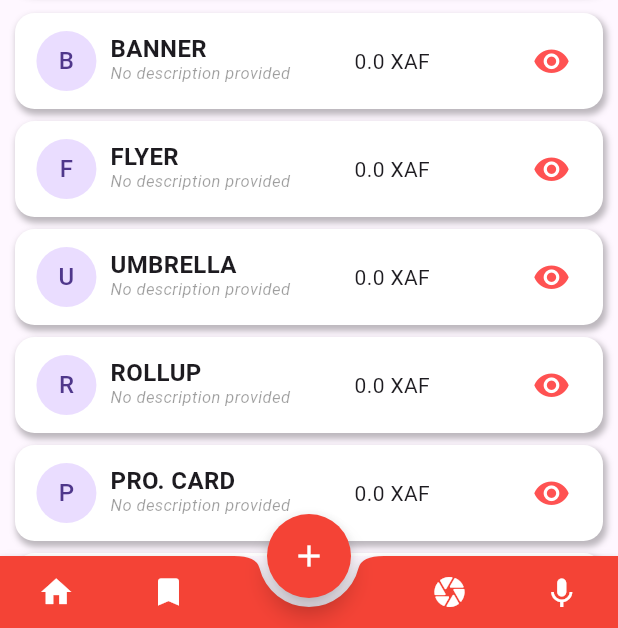
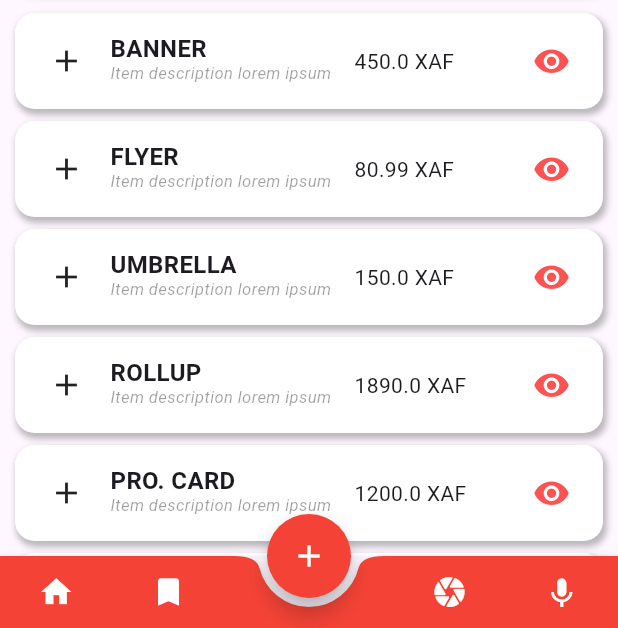
Before and after one commit to chacenb/flutter_learning, a Flutter app: the screen it shows after launch, on a phone screen of 412 x 824 dp, the part 608-1236 px from its top. Run offline on Flutter 3.47's test engine with Material 3 defaults, Android fonts, the phone set to English and light mode, and no system bars; our stand-ins replace font_awesome_flutter; missing offline and left inert: flutter_libserialport, libserialport, serial_port_win32.

Commit message:
... | Stack + Positioned Widget ... | Passing values to custom reusable Widget ...

```diff
--- a/lib/components/chacecomItemLayout.dart
+++ b/lib/components/chacecomItemLayout.dart
@@ -2,12 +2,13 @@ import 'package:flutter/material.dart';
 
 import '../types/types.dart';
 
-class ChaceComItemLayout extends StatelessWidget {
+class ChaceComItemW extends StatelessWidget {
   String label;
   String description;
   double? price;
+  Icon? icon;
 
-  ChaceComItemLayout({super.key, required this.label, this.description = "No description provided", this.price = 00.0});
+  ChaceComItemW({super.key, required this.label, this.description = "No description provided", this.price = 00.0, this.icon});
 
   @override
   Widget build(BuildContext context) {
@@ -21,9 +22,12 @@ class ChaceComItemLayout extends StatelessWidget {
       ),
       child: Row(
         children: [
-          Expanded(flex: 1, child: CircleAvatar(child: Text(label[0]))
-              // child: Image(image: AssetImage("images/chacecomlogo.png"), height: 50.0),
-              ),
+          Expanded(
+            flex: 1,
+            // child: CircleAvatar(child: Text(label[0])),
+            // child: Image(image: AssetImage("images/chacecomlogo.png"), height: 50.0),
+            child: Icon(Icons.add),
+          ),
           const Padding(padding: EdgeInsets.only(left: 3.0)),
           Expanded(
               flex: 3,
--- a/lib/components/chacecomitems.dart
+++ b/lib/components/chacecomitems.dart
@@ -4,44 +4,32 @@ import 'package:flutter_chace_test1/components/chacecomItemLayout.dart';
 import '../types/types.dart';
 
 class ChaceComItems extends StatefulWidget {
-  ChaceComItems({super.key});
+  List<ChaceComItem> chacecomItemsList;
+
+  ChaceComItems({super.key, required this.chacecomItemsList});
 
   @override
   State<ChaceComItems> createState() => _ChaceComItemsState();
 }
 
 class _ChaceComItemsState extends State<ChaceComItems> {
-  List<ChaceComItem> chacecomItemsList = [
-    ChaceComItem("Banner", "Item description lorem ipsum ", 450),
-    ChaceComItem("FLyer", "Item description lorem ipsum ", 80.99),
-    ChaceComItem("Umbrella", "Item description lorem ipsum ", 150.0),
-    ChaceComItem("Rollup", "Item description lorem ipsum ", 1890.0),
-    ChaceComItem("Pro. card", "Item description lorem ipsum ", 1200.0),
-    ChaceComItem("Banner", "Item description lorem ipsum ", 450),
-    ChaceComItem("FLyer", "Item description lorem ipsum ", 80.99),
-    ChaceComItem("FLyer", "Item description lorem ipsum ", 80.99),
-    ChaceComItem("Hat", "Item description lorem ipsum ", 890.0),
-    ChaceComItem("Umbrella", "Item description lorem ipsum ", 150.0),
-    ChaceComItem("Logo", "Item description lorem ipsum ", 80.0),
-    ChaceComItem("Badge", "Item description lorem ipsum ", 890.0),
-    ChaceComItem("Badge", "Item description lorem ipsum ", 890.0),
-    ChaceComItem("Rollup", "Item description lorem ipsum ", 1890.0),
-  ];
-
   @override
   Widget build(BuildContext context) {
     return ListView.builder(
         shrinkWrap: true,
         physics: ScrollPhysics(),
         padding: const EdgeInsets.fromLTRB(0, 0, 0, 30.0),
-        itemCount: chacecomItemsList.length,
+        itemCount: widget.chacecomItemsList.length,
         itemBuilder: (context, i) {
           /// we can return a ListTile ()
           // return chacecomListTileItem(i);
 
           /// Or return a Custom component ()
-          return ChaceComItemLayout(
-            label: chacecomItemsList[i].label,
+          return ChaceComItemW(
+            label: widget.chacecomItemsList[i].label,
+            description: widget.chacecomItemsList[i].description,
+            price: widget.chacecomItemsList[i].price,
+            // icon: widget.chacecomItemsList[i].itemIcon,
           );
         });
   }
@@ -55,9 +43,9 @@ class _ChaceComItemsState extends State<ChaceComItems> {
         boxShadow: const [BoxShadow(color: Colors.black12, offset: Offset(1.6, 2.8), blurRadius: 3.0, spreadRadius: 0.8, blurStyle: BlurStyle.normal)],
       ),
       child: ListTile(
-        leading: CircleAvatar(child: Text(chacecomItemsList[i].label[0])),
-        title: Text(chacecomItemsList[i].label, style: const TextStyle(fontWeight: FontWeight.w600, fontSize: 16.0, height: 0.8)),
-        subtitle: Text("Price : ${chacecomItemsList[i].price.toString()} XAF",
+        leading: CircleAvatar(child: Text(widget.chacecomItemsList[i].label[0])),
+        title: Text(widget.chacecomItemsList[i].label, style: const TextStyle(fontWeight: FontWeight.w600, fontSize: 16.0, height: 0.8)),
+        subtitle: Text("Price : ${widget.chacecomItemsList[i].price.toString()} XAF",
             style: const TextStyle(fontWeight: FontWeight.w400, fontStyle: FontStyle.italic, color: Colors.white54, fontSize: 12)),
         trailing: Icon(Icons.visibility, size: 25.0, color: Colors.black87),
         visualDensity: VisualDensity.compact,
@@ -72,44 +60,44 @@ class _ChaceComItemsState extends State<ChaceComItems> {
   }
 
   /// returns chace com items using Custom design
-  Container chacecomCustomItem(int i) {
-    return Container(
-      margin: EdgeInsets.fromLTRB(0, 8.0, 0, 0),
-      padding: EdgeInsets.symmetric(vertical: 8.0, horizontal: 8.0),
-      decoration: BoxDecoration(
-        color: Colors.white,
-        borderRadius: BorderRadius.circular(13.0),
-        boxShadow: const [BoxShadow(color: Colors.black26, offset: Offset(1.6, 2.8), blurRadius: 3.0, spreadRadius: 0.8, blurStyle: BlurStyle.normal)],
-      ),
-      child: Row(
-        children: [
-          Expanded(flex: 1, child: CircleAvatar(child: Text(chacecomItemsList[i].label[0]))
-              // child: Image(image: AssetImage("images/chacecomlogo.png"), height: 50.0),
-              ),
-          const Padding(padding: EdgeInsets.only(left: 3.0)),
-          Expanded(
-              flex: 3,
-              child: Column(
-                mainAxisAlignment: MainAxisAlignment.center,
-                crossAxisAlignment: CrossAxisAlignment.start,
-                children: [
-                  Text(chacecomItemsList[i].label.toUpperCase(), style: const TextStyle(fontWeight: FontWeight.w600, fontSize: 16.0, height: 1.0)),
-                  Text(chacecomItemsList[i].description, style: const TextStyle(fontWeight: FontWeight.w400, fontStyle: FontStyle.italic, color: Colors.black38, fontSize: 11))
-                ],
-              )),
-          const Padding(padding: EdgeInsets.only(left: 5.0)),
-          Expanded(flex: 2, child: Text("${chacecomItemsList[i].price.toString()} XAF")),
-          Expanded(
-              flex: 1,
-              child: IconButton(
-                icon: const Icon(Icons.visibility, size: 25.0),
-                style: const ButtonStyle(
-                  iconColor: MaterialStatePropertyAll(Colors.redAccent),
-                ),
-                onPressed: () => {},
-              ))
-        ],
-      ),
-    );
-  }
+// Container chacecomCustomItem(int i) {
+//   return Container(
+//     margin: EdgeInsets.fromLTRB(0, 8.0, 0, 0),
+//     padding: EdgeInsets.symmetric(vertical: 8.0, horizontal: 8.0),
+//     decoration: BoxDecoration(
+//       color: Colors.white,
+//       borderRadius: BorderRadius.circular(13.0),
+//       boxShadow: const [BoxShadow(color: Colors.black26, offset: Offset(1.6, 2.8), blurRadius: 3.0, spreadRadius: 0.8, blurStyle: BlurStyle.normal)],
+//     ),
+//     child: Row(
+//       children: [
+//         Expanded(flex: 1, child: CircleAvatar(child: Text(widget.chacecomItemsList[i].label[0]))
+//             // child: Image(image: AssetImage("images/chacecomlogo.png"), height: 50.0),
+//             ),
+//         const Padding(padding: EdgeInsets.only(left: 3.0)),
+//         Expanded(
+//             flex: 3,
+//             child: Column(
+//               mainAxisAlignment: MainAxisAlignment.center,
+//               crossAxisAlignment: CrossAxisAlignment.start,
+//               children: [
+//                 Text(widget.chacecomItemsList[i].label.toUpperCase(), style: const TextStyle(fontWeight: FontWeight.w600, fontSize: 16.0, height: 1.0)),
+//                 Text(widget.chacecomItemsList[i].description, style: const TextStyle(fontWeight: FontWeight.w400, fontStyle: FontStyle.italic, color: Colors.black38, fontSize: 11))
+//               ],
+//             )),
+//         const Padding(padding: EdgeInsets.only(left: 5.0)),
+//         Expanded(flex: 2, child: Text("${widget.chacecomItemsList[i].price.toString()} XAF")),
+//         Expanded(
+//             flex: 1,
+//             child: IconButton(
+//               icon: const Icon(Icons.visibility, size: 25.0),
+//               style: const ButtonStyle(
+//                 iconColor: MaterialStatePropertyAll(Colors.redAccent),
+//               ),
+//               onPressed: () => {},
+//             ))
+//       ],
+//     ),
+//   );
+// }
 }
--- a/lib/screens/home.dart
+++ b/lib/screens/home.dart
@@ -19,6 +19,22 @@ class _HomeState extends State<Home> {
   /* Members */
   int counter = 0;
   double GPSposition = 0.0;
+  List<ChaceComItem> chacecomItemsList = [
+    ChaceComItem("Banner", "Item description lorem ipsum ", 450),
+    ChaceComItem("FLyer", "Item description lorem ipsum ", 80.99),
+    ChaceComItem("Umbrella", "Item description lorem ipsum ", 150.0),
+    ChaceComItem("Rollup", "Item description lorem ipsum ", 1890.0),
+    ChaceComItem("Pro. card", "Item description lorem ipsum ", 1200.0),
+    ChaceComItem("Banner", "Item description lorem ipsum ", 450),
+    ChaceComItem("FLyer", "Item description lorem ipsum ", 80.99),
+    ChaceComItem("FLyer", "Item description lorem ipsum ", 80.99),
+    ChaceComItem("Hat", "Item description lorem ipsum ", 890.0),
+    ChaceComItem("Umbrella", "Item description lorem ipsum ", 150.0),
+    ChaceComItem("Logo", "Item description lorem ipsum ", 80.0),
+    ChaceComItem("Badge", "Item description lorem ipsum ", 890.0),
+    ChaceComItem("Badge", "Item description lorem ipsum ", 890.0),
+    ChaceComItem("Rollup", "Item description lorem ipsum ", 1890.0),
+  ];
 
   /* Methods */
   getGPSpositions() => Random().nextDouble();
@@ -835,7 +851,9 @@ class _HomeState extends State<Home> {
           /// Chacecom items list
           Container(
             margin: const EdgeInsets.only(top: 10.0),
-            child: ChaceComItems(),
+
+            /// passing dynamic values to stateful widget
+            child: ChaceComItems(chacecomItemsList: chacecomItemsList),
           ),
         ],
       ),
```
Also changed, not shown: lib/types/types.dart (+11 -2 lines).
